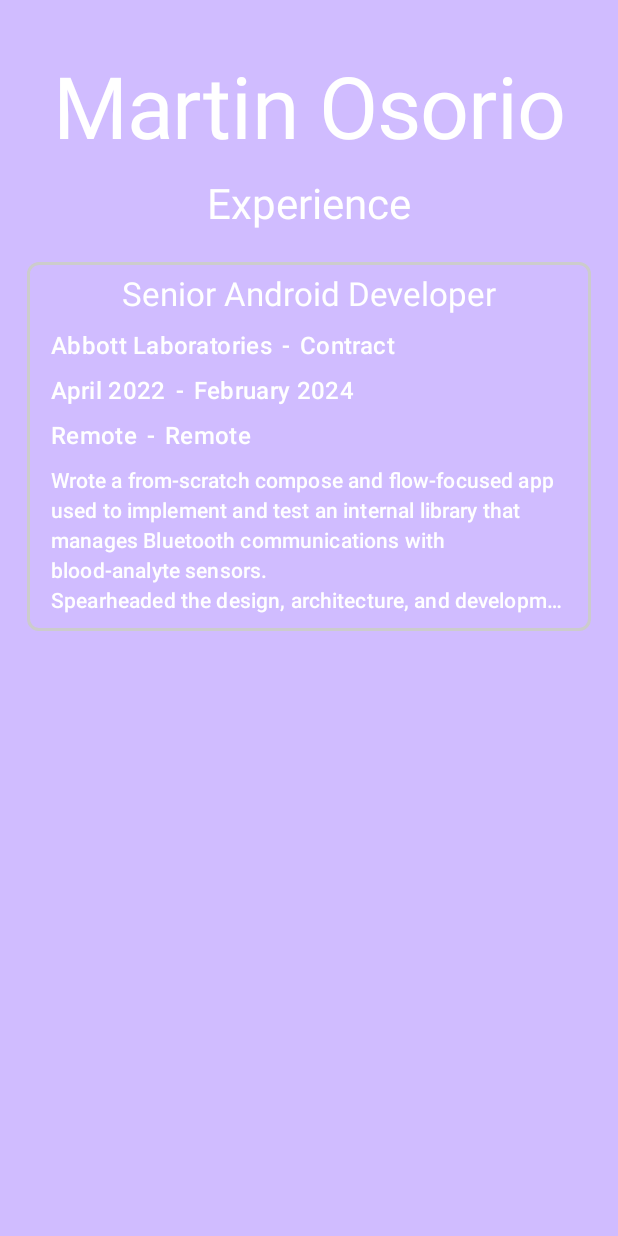
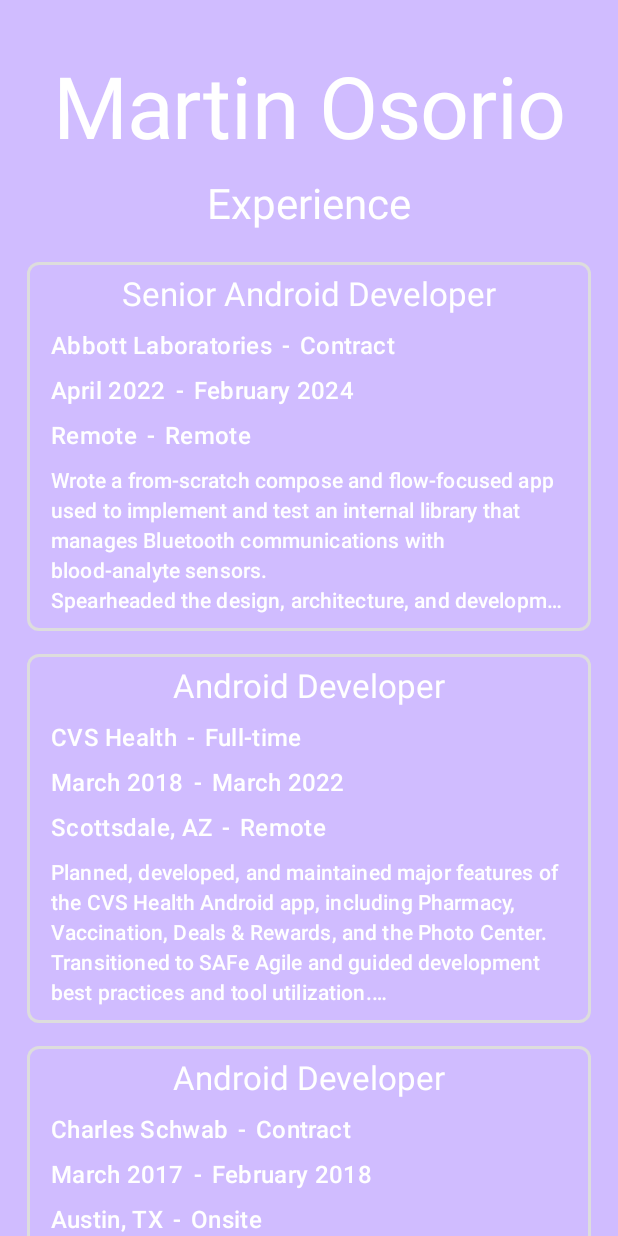
Before and after one commit to martin-osorio/mycvapp, an Android app built with Jetpack Compose: the ExperiencesScreen screen opened through its navigation route, after a tap on "Senior Android Developer", on a phone screen of 412 x 824 dp. Run offline under Robolectric (Android 15) with nearby library versions, the light colour scheme and no system bars.

Commit message:
Add content to ExperiencesScreen

```diff
--- a/app/src/main/java/com/martinosorio/mycv/ui/Composables.kt
+++ b/app/src/main/java/com/martinosorio/mycv/ui/Composables.kt
@@ -14,10 +14,10 @@
 import androidx.compose.material3.Text
 import androidx.compose.runtime.Composable
 import androidx.compose.ui.Modifier
-import androidx.compose.ui.graphics.Color
 import androidx.compose.ui.text.style.TextAlign
 import androidx.compose.ui.text.style.TextOverflow
 import androidx.compose.ui.unit.dp
+import com.martinosorio.mycv.ui.theme.LightGray
 
 @Deprecated("Replace me")
 @Composable
@@ -70,8 +70,8 @@
     Box(
         modifier = Modifier
             .fillMaxSize()
-            .padding(bottom = 12.dp)
-            .border(width = 2.dp, color = Color.LightGray, shape = RoundedCornerShape(8.dp))
+            .padding(bottom = 15.dp)
+            .border(width = 2.dp, color = LightGray, shape = RoundedCornerShape(8.dp))
             .clickable {
                 // TODO: Navigate to ExperienceDetailScreen for this job
                 //navController.navigate(NavDestinations.SummaryScreen.destination)
--- a/app/src/main/java/com/martinosorio/mycv/ui/ContentsScreen.kt
+++ b/app/src/main/java/com/martinosorio/mycv/ui/ContentsScreen.kt
@@ -23,6 +23,7 @@
 import androidx.navigation.NavController
 import com.martinosorio.mycv.NavDestinations
 import com.martinosorio.mycv.R
+import com.martinosorio.mycv.ui.theme.LightGray
 
 @Composable
 fun ContentsScreen(
@@ -49,7 +50,7 @@
                     modifier = Modifier
                         .fillMaxWidth()
                         .padding(bottom = 12.dp)
-                        .border(width = 2.dp, color = Color.LightGray, shape = RoundedCornerShape(8.dp))
+                        .border(width = 2.dp, color = LightGray, shape = RoundedCornerShape(8.dp))
                         .clickable {
                             navController.navigate(NavDestinations.SummaryScreen.destination)
                         },
--- a/app/src/main/java/com/martinosorio/mycv/ui/ExperiencesScreen.kt
+++ b/app/src/main/java/com/martinosorio/mycv/ui/ExperiencesScreen.kt
@@ -40,7 +40,7 @@
                     ScreenSubTitle(text = stringResource(R.string.experience))
                 }
 
-                // TODO: Get from a viewModel
+                // TODO: Get from a viewModel or cloud, then items{}
                 item {
                     ExperienceItem(
                         jobTitle = "Senior Android Developer",
@@ -67,6 +67,64 @@
                                 "Successfully worked remotely from various locations as a digital nomad.\n"
                     )
                 }
+
+                // TODO: Get from a viewModel or cloud
+                item {
+                    ExperienceItem(
+                        jobTitle = "Android Developer",
+                        companyName = "CVS Health",
+                        location = "Scottsdale, AZ",
+                        startDate = "March 2018",
+                        endDate = "March 2022",
+                        employmentType = "Full-time",
+                        officeType = "Remote",
+                        description = "Planned, developed, and maintained major features of the CVS Health Android app, including Pharmacy, Vaccination, Deals & Rewards, and the Photo Center.\n" +
+                                "Transitioned to SAFe Agile and guided development best practices and tool utilization.\n" +
+                                "Collaborated closely with iOS development to ensure consistency in functionality and user experience across platforms.\n" +
+                                "Assisted in candidate interviews and onboarding of new Android developers.\n" +
+                                "Contributed to the development of COVID-19 testing and vaccine scheduling features.\n" +
+                                "Owned the development of a drug product page and a prescription savings feature.\n" +
+                                "Implemented new functionality in the Photo Center, including in-app photo collage creation and printing.\n" +
+                                "Designed the Android architecture for a major redesign of the Deals and Rewards page, adhering to modern standards and best practices.\n" +
+                                "Managed versioning and source control across various features, releases, and internal libraries.\n" +
+                                "Supervised the workload and assignments of other developers, fostering teamwork.\n" +
+                                "Transitioned to fully remote work arrangements.\n"
+                    )
+                }
+
+                // TODO: Get from a viewModel or cloud
+                item {
+                    ExperienceItem(
+                        jobTitle = "Android Developer",
+                        companyName = "Charles Schwab",
+                        location = "Austin, TX",
+                        startDate = "March 2017",
+                        endDate = "February 2018",
+                        employmentType = "Contract",
+                        officeType = "Onsite",
+                        description = "Contributed to various features in Charles Schwab's Android applications, including push notifications, a messaging center, notification settings, main settings, travel notifications, documents and reports, and navigation redesign.\n" +
+                                "Employed GitFlow for version control and C.I. using Git and BitBucket.\n" +
+                                "Utilized dependency injection for third-party libraries and internal objects.\n" +
+                                "Leveraged modern Android features such as data binding and location-based services.\n" +
+                                "Collaborated with the middleware team to design and integrate APIs.\n"
+                    )
+                }
+
+                // TODO: Get from a viewModel or cloud
+                item {
+                    ExperienceItem(
+                        jobTitle = "Software Development Engineer in Test",
+                        companyName = "Microsoft",
+                        location = "Redmond, WA",
+                        startDate = "September 2014",
+                        endDate = "August 2016",
+                        employmentType = "Contract",
+                        officeType = "Onsite",
+                        description = "Played multifaceted roles, including Developer, Developer in Test, and QA, in localizing Cortana for Spain-Spanish and Mexico-Spanish markets on Windows and Android.\n" +
+                                "Led communication and reporting between testing teams and QA Leads.\n" +
+                                "Conducted black-box manual smoke tests, and managed bug tracking and regression.\n"
+                    )
+                }
             }
         }
     }
--- a/app/src/main/java/com/martinosorio/mycv/ui/theme/Color.kt
+++ b/app/src/main/java/com/martinosorio/mycv/ui/theme/Color.kt
@@ -17,3 +17,4 @@
 // Other colors
 val OffWhite = Color(0xFFFFFBFE)
 val OffBlack = Color(0xFF1C1B1F)
+val LightGray = Color(0xFFDDDDDD)
```
